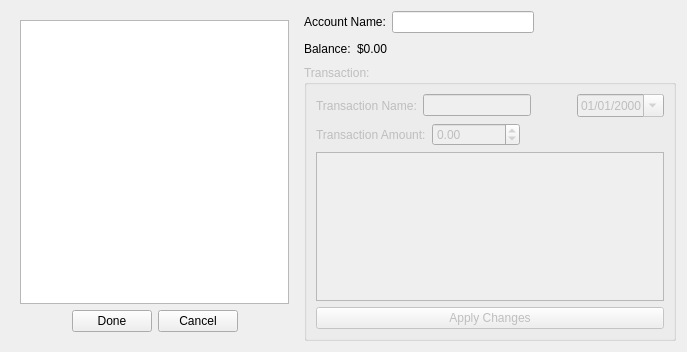
Old version of the form source/gui/data_input/EditAccount.ui in the repository BeenEncoded/check_book_program.
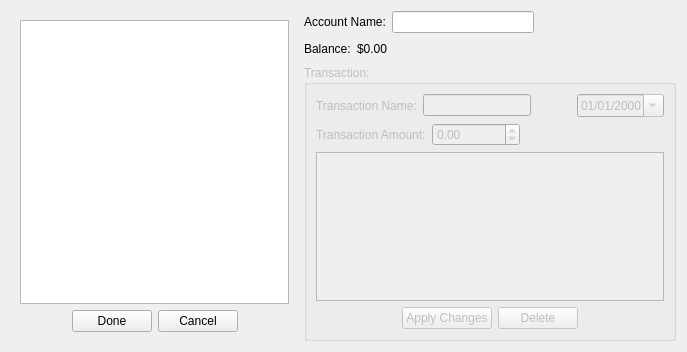
New version of the form.

Commit message: user can now delete transactions;

Diff of the .ui file:
```diff
--- a/source/gui/data_input/EditAccount.ui
+++ b/source/gui/data_input/EditAccount.ui
@@ -252,14 +252,51 @@
          <widget class="QPlainTextEdit" name="transaction_description"/>
         </item>
         <item>
-         <widget class="QPushButton" name="apply_transaction_button">
-          <property name="toolTip">
-           <string>Apply the changes you made to the transaction</string>
-          </property>
-          <property name="text">
-           <string>Apply Changes</string>
-          </property>
-         </widget>
+         <layout class="QHBoxLayout" name="horizontalLayout_7">
+          <item>
+           <spacer name="horizontalSpacer_7">
+            <property name="orientation">
+             <enum>Qt::Horizontal</enum>
+            </property>
+            <property name="sizeHint" stdset="0">
+             <size>
+              <width>40</width>
+              <height>20</height>
+             </size>
+            </property>
+           </spacer>
+          </item>
+          <item>
+           <widget class="QPushButton" name="apply_transaction_button">
+            <property name="toolTip">
+             <string>Apply the changes you made to the transaction</string>
+            </property>
+            <property name="text">
+             <string>Apply Changes</string>
+            </property>
+           </widget>
+          </item>
+          <item>
+           <widget class="QPushButton" name="pushButton">
+            <property name="text">
+             <string>Delete</string>
+            </property>
+           </widget>
+          </item>
+          <item>
+           <spacer name="horizontalSpacer_8">
+            <property name="orientation">
+             <enum>Qt::Horizontal</enum>
+            </property>
+            <property name="sizeHint" stdset="0">
+             <size>
+              <width>40</width>
+              <height>20</height>
+             </size>
+            </property>
+           </spacer>
+          </item>
+         </layout>
         </item>
        </layout>
       </widget>
```
Left out of the diff: 45 changed lines with no effect on the pictures. The commit also changes 2 other files.
